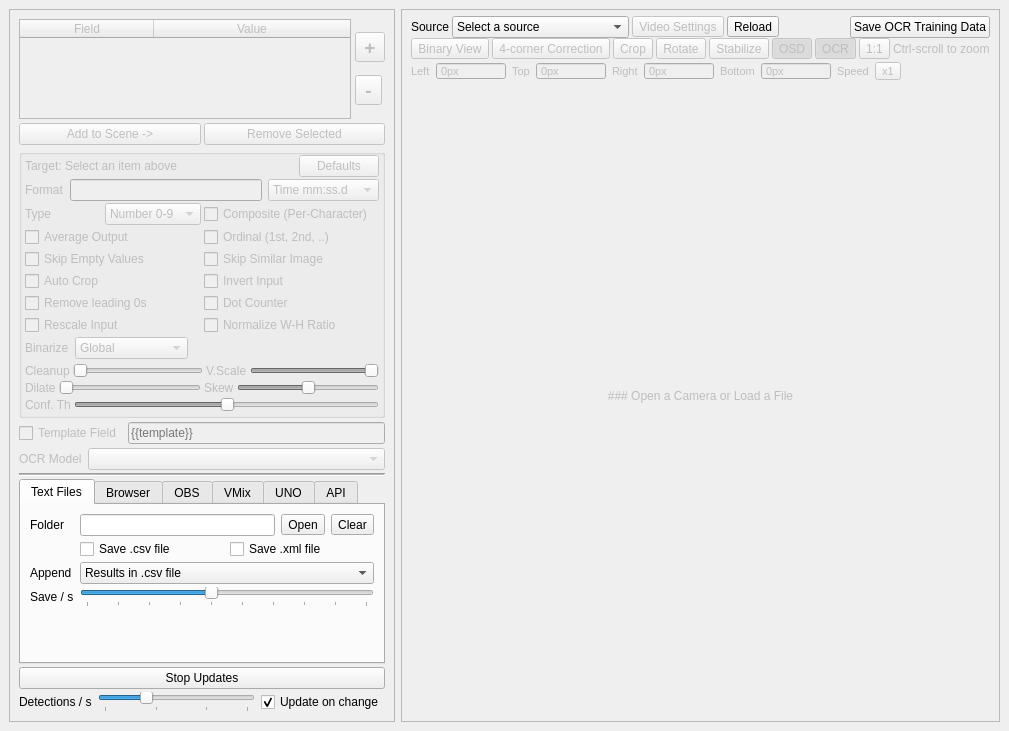
Old version of the form src/mainwindow.ui in the repository locaal-ai/scoresight.
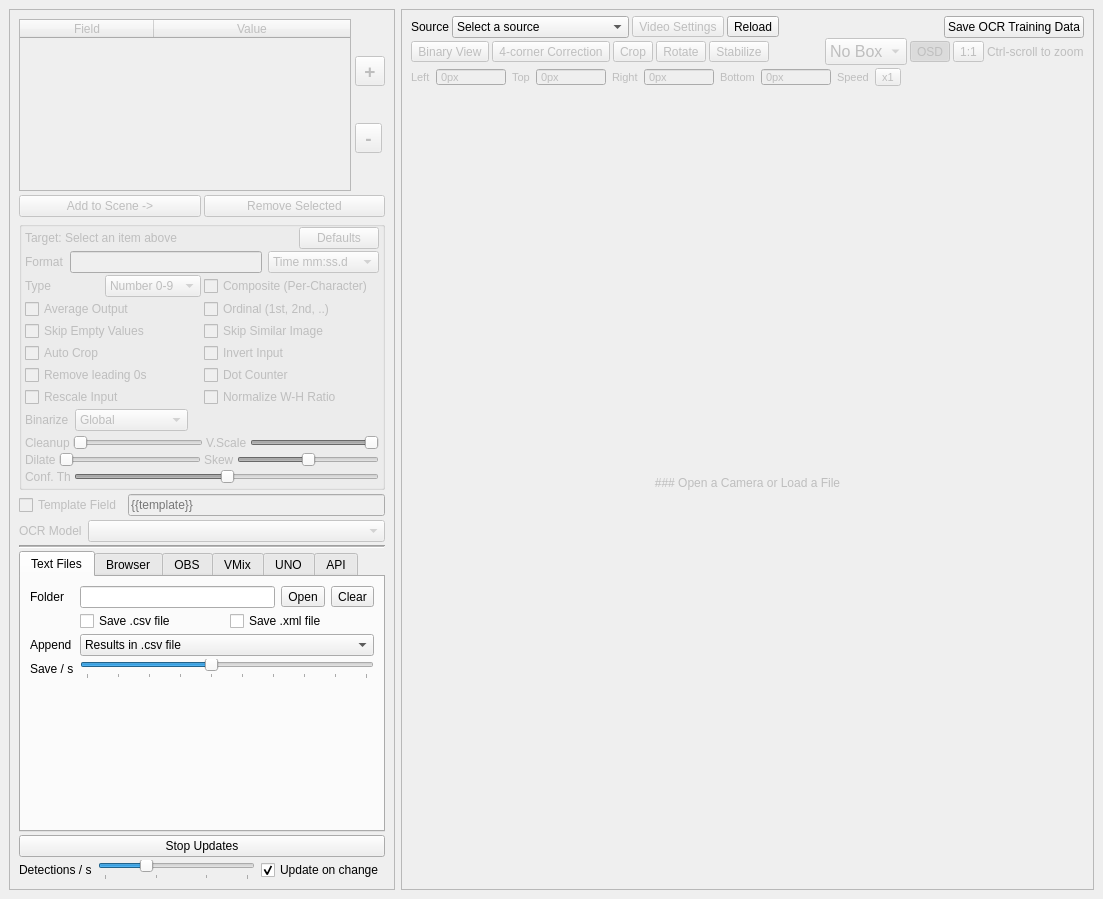
New version of the form.

Commit message:
Refactor: Add script to compile .ui files to .py files
- Added a new script, compile_ui.sh, to compile .ui files to .py files.
- The script takes the directory containing the .ui files as input and outputs the compiled .py files in the same directory.
- The script ensures that the output directory exists before compiling the files.
- Each .ui file in the input directory is compiled using pyside6-uic command and the compiled .py file is named ui_<base_name>.py.
- After compiling all the .ui files, a success message is displayed.

What changed in the file:
```diff
--- a/src/mainwindow.ui
+++ b/src/mainwindow.ui
@@ -6,8 +6,8 @@
    <rect>
     <x>0</x>
     <y>0</y>
-    <width>922</width>
-    <height>731</height>
+    <width>1103</width>
+    <height>899</height>
    </rect>
   </property>
   <property name="windowTitle">
@@ -1074,6 +1074,9 @@
            <string>Text Files</string>
           </attribute>
           <layout class="QFormLayout" name="formLayout_2">
+           <property name="fieldGrowthPolicy">
+            <enum>QFormLayout::ExpandingFieldsGrow</enum>
+           </property>
            <property name="verticalSpacing">
             <number>3</number>
            </property>
@@ -2071,6 +2074,41 @@
             </property>
            </spacer>
           </item>
+          <item>
+           <widget class="QComboBox" name="comboBox_boxDisplayStyle">
+            <property name="sizePolicy">
+             <sizepolicy hsizetype="Preferred" vsizetype="Fixed">
+              <horstretch>0</horstretch>
+              <verstretch>0</verstretch>
+             </sizepolicy>
+            </property>
+            <property name="font">
+             <font>
+              <pointsize>12</pointsize>
+             </font>
+            </property>
+            <item>
+             <property name="text">
+              <string>No Box</string>
+             </property>
+            </item>
+            <item>
+             <property name="text">
+              <string>Outline</string>
+             </property>
+            </item>
+            <item>
+             <property name="text">
+              <string>Names</string>
+             </property>
+            </item>
+            <item>
+             <property name="text">
+              <string>All</string>
+             </property>
+            </item>
+           </widget>
+          </item>
           <item>
            <widget class="QToolButton" name="toolButton_osd">
             <property name="toolTip">
@@ -2087,22 +2125,6 @@
             </property>
            </widget>
           </item>
-          <item>
-           <widget class="QToolButton" name="toolButton_showOCRrects">
-            <property name="toolTip">
-             <string>Show OCR Detection Boxes</string>
-            </property>
-            <property name="text">
-             <string>OCR</string>
-            </property>
-            <property name="checkable">
-             <bool>true</bool>
-            </property>
-            <property name="checked">
-             <bool>true</bool>
-            </property>
-           </widget>
-          </item>
           <item>
            <widget class="QToolButton" name="toolButton_zoomReset">
             <property name="toolTip">
```
Left out of the diff: 4 changed lines with no effect on the pictures. The commit also changes 6 other files.
